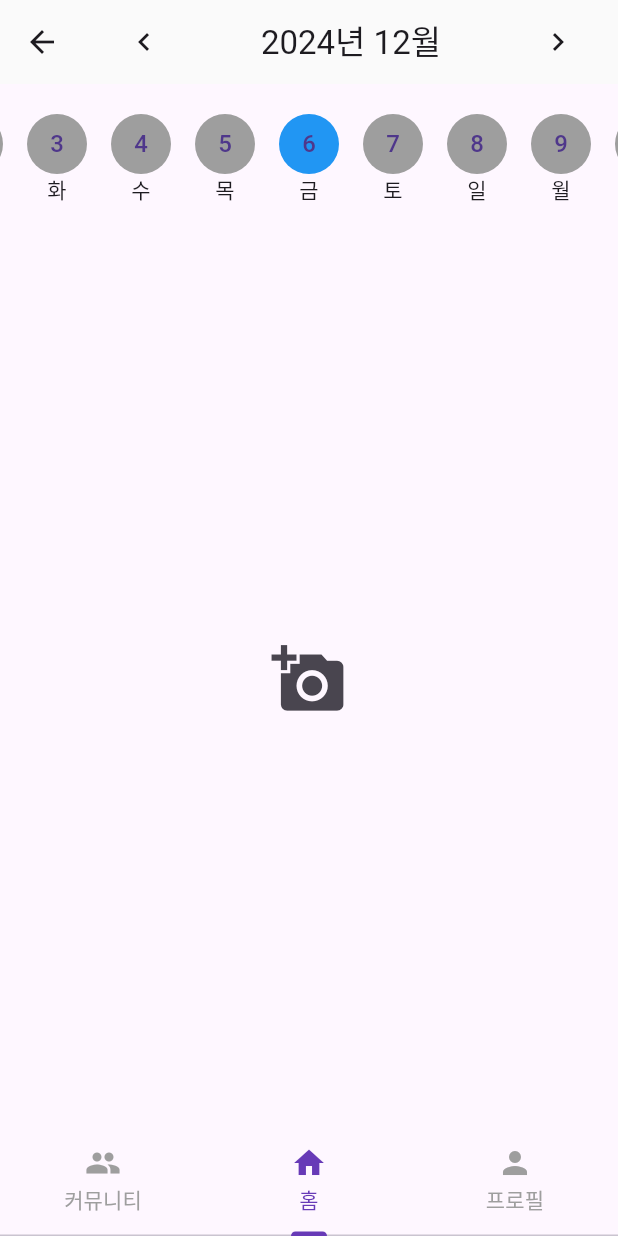
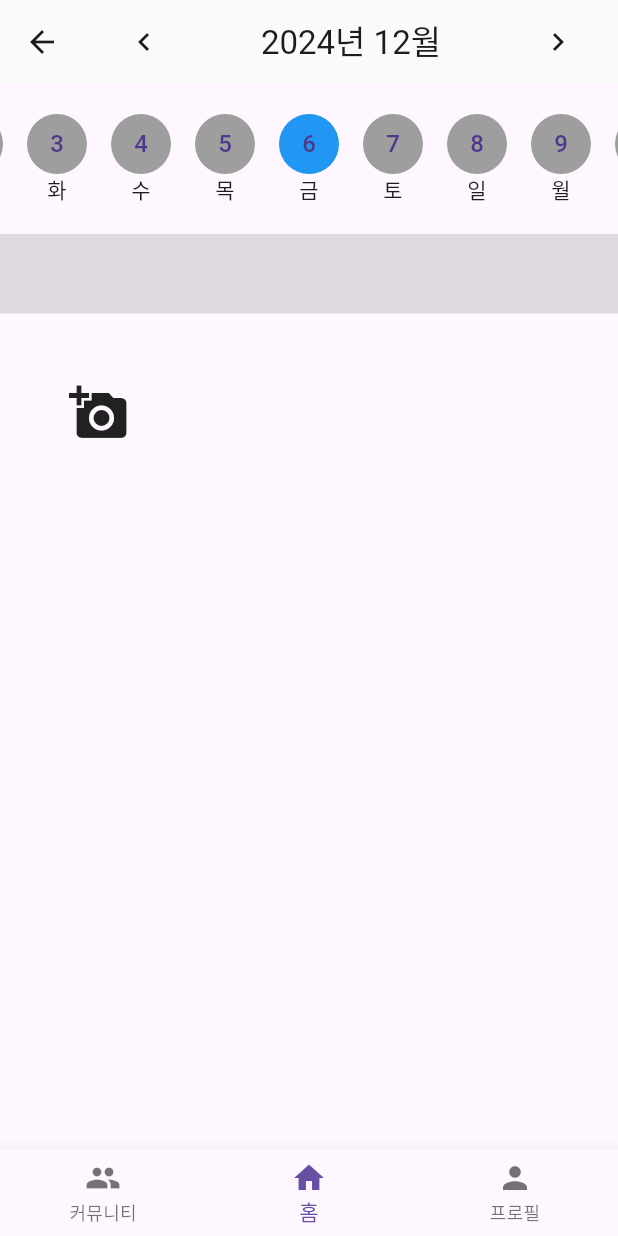
Before and after one commit to uchunc/routinecareproject, a Flutter app: the screen it shows after launch, after a tap on "로그인", on a phone screen of 412 x 824 dp. Run offline on Flutter 3.47's test engine with Material 3 defaults, Android fonts, the phone set to English and light mode, and no system bars; our stand-ins replace cloud_firestore, firebase_auth, firebase_core, firebase_storage, google_sign_in, image_picker; accounts and stored records are empty.

Commit message:
first commit

```diff
--- a/lib/screens/main_page.dart
+++ b/lib/screens/main_page.dart
@@ -1,4 +1,5 @@
 import 'package:flutter/material.dart';
+import 'package:image_picker/image_picker.dart'; // 이미지 선택을 위한 패키지
 import '../widgets/calendar.dart';
 import '../widgets/journal_entry.dart';
 import 'community_page.dart'; // 커뮤니티 페이지
@@ -11,8 +12,7 @@ class MainPage extends StatefulWidget {
   _MainPageState createState() => _MainPageState();
 }
 
-class _MainPageState extends State<MainPage>
-    with SingleTickerProviderStateMixin {
+class _MainPageState extends State<MainPage> with SingleTickerProviderStateMixin {
   DateTime selectedDate = DateTime.now();
   Map<String, List<String>> journalEntries = {}; // 날짜별 일지 저장
   late TabController controller;
@@ -20,6 +20,7 @@ class _MainPageState extends State<MainPage>
   String formatDate(DateTime date) {
     return "${date.year}-${date.month}-${date.day}";
   }
+
 
   @override
   void initState() {
@@ -82,11 +83,15 @@ class _MainPageState extends State<MainPage>
   Widget build(BuildContext context) {
     return Scaffold(
       appBar: buildAppBar(),
-      body: TabBarView(
+      body: Column(
+        children: [
+          // TabBarView는 Column 내에 배치
+          Expanded(
+            child: TabBarView(
               controller: controller,
               children: [
                 // Tab 1: 커뮤니티
-          CommunityApp(), // 커뮤니티 페이지 불러오기
+                CommunityApp(),
                 // Tab 2: 홈
                 Center(
                   child: Column(
@@ -100,14 +105,25 @@ class _MainPageState extends State<MainPage>
                         },
                         journalEntries: journalEntries,
                       ),
+                      // 바를 Calendar 아래로 배치
+                      Container(
+                        width: double.infinity,
+                        height: 53,
+                        color: Colors.black12, // 바의 배경색
+                        child: Align(
+                          alignment: Alignment.centerRight,
+                          child: Padding(
+                            padding: const EdgeInsets.only(right: 15),
+                          ),
+                        ),
+                      ),
                       Expanded(
                         child: JournalViewer(
                           selectedDate: selectedDate,
                           journalEntries: journalEntries,
-                    onEntryChanged: (updatedEntries) {
+                          onEntryChanged: (updatedJournalEntries) {
                             setState(() {
-                        journalEntries[formatDate(selectedDate)] =
-                            updatedEntries;
+                              journalEntries = updatedJournalEntries; // 전체 데이터 업데이트
                             });
                           },
                         ),
@@ -115,22 +131,36 @@ class _MainPageState extends State<MainPage>
                     ],
                   ),
                 ),
-
                 // Tab 3: 프로필
-          ProfileApp(), // 프로필 페이지 불러오기
+                ProfileApp(),
               ],
             ),
-      bottomNavigationBar: TabBar(
-        controller: controller,
-        tabs: const <Tab>[
-          Tab(icon: Icon(Icons.group), text: '커뮤니티'),
-          Tab(icon: Icon(Icons.home), text: '홈'),
-          Tab(icon: Icon(Icons.person), text: '프로필'),
+          ),
         ],
-        labelColor: Colors.deepPurple,
-        unselectedLabelColor: Colors.grey,
-        indicatorColor: Colors.deepPurple,
+      ),
+      bottomNavigationBar: BottomNavigationBar(
+        currentIndex: controller.index,
+        onTap: (index) {
+          setState(() {
+            controller.index = index;
+          });
+        },
+        items: const [
+          BottomNavigationBarItem(
+            icon: Icon(Icons.group),
+            label: '커뮤니티',
+          ),
+          BottomNavigationBarItem(
+            icon: Icon(Icons.home),
+            label: '홈',
+          ),
+          BottomNavigationBarItem(
+            icon: Icon(Icons.person),
+            label: '프로필',
+          ),
+        ],
       ),
     );
   }
+
 }
--- a/lib/widgets/journal_entry.dart
+++ b/lib/widgets/journal_entry.dart
@@ -1,11 +1,12 @@
 import 'package:flutter/material.dart';
 import 'package:image_picker/image_picker.dart';
 import 'dart:io';
+import 'dart:ui';
 
 class JournalViewer extends StatefulWidget {
   final DateTime selectedDate;
   final Map<String, List<String>> journalEntries;
-  final ValueChanged<List<String>> onEntryChanged;
+  final ValueChanged<Map<String, List<String>>> onEntryChanged;
 
   const JournalViewer({
     super.key,
@@ -18,152 +19,214 @@ class JournalViewer extends StatefulWidget {
   _JournalViewerState createState() => _JournalViewerState();
 }
 
-class _JournalViewerState extends State<JournalViewer> {
-  late List<String> currentEntries;
-  late List<String?> imagePaths; // 이미지 경로를 null로 초기화
-  late List<TextEditingController> controllers; // 텍스트 컨트롤러 추가
+class _JournalViewerState extends State<JournalViewer> with SingleTickerProviderStateMixin {
+  late List<MapEntry<String, String>> allEntries; // 날짜와 이미지 경로를 함께 저장
   final ImagePicker _picker = ImagePicker();
+  late AnimationController _controller;
+  late Animation<double> _animation;
+  int? selectedIndex;
 
   @override
   void initState() {
     super.initState();
-    _loadEntries();
+    _loadAllEntries();
+
+    // 애니메이션 초기화
+    _controller = AnimationController(
+      duration: Duration(milliseconds: 300),
+      vsync: this,
+    );
+    _animation = Tween<double>(begin: 0.0, end: 0.3).animate(CurvedAnimation(parent: _controller, curve: Curves.easeInOut));
   }
 
   @override
   void didUpdateWidget(JournalViewer oldWidget) {
     super.didUpdateWidget(oldWidget);
-    if (oldWidget.selectedDate != widget.selectedDate) {
-      _loadEntries();
+    if (oldWidget.journalEntries != widget.journalEntries) {
+      _loadAllEntries();
     }
   }
 
-  String formatDate(DateTime date) {
-    return "${date.year}-${date.month}-${date.day}";
+  // 모든 날짜별 이미지를 로드하여 정렬
+  void _loadAllEntries() {
+    allEntries = [];
+    widget.journalEntries.forEach((date, entries) {
+      for (var imagePath in entries) {
+        allEntries.add(MapEntry(date, imagePath));
+      }
+    });
+
+    // 날짜순 정렬
+    allEntries.sort((a, b) {
+      DateTime dateA = DateTime.parse(a.key);
+      DateTime dateB = DateTime.parse(b.key);
+      return dateA.compareTo(dateB);
+    });
+
+    setState(() {});
   }
 
-  void _loadEntries() {
-    String dateKey = formatDate(widget.selectedDate);
-    setState(() {
-      currentEntries = widget.journalEntries[dateKey] ?? [];
-      imagePaths = List.generate(
-          currentEntries.length, (index) => null); // 각 일지에 대해 이미지 경로를 null로 초기화
-      controllers = List.generate(
-          currentEntries.length,
-          (index) => TextEditingController(
-              text: currentEntries[index])); // 텍스트 컨트롤러 추가
-    });
-  }
-
+  // 이미지를 추가하는 함수
   void addJournalPage() async {
-    int newIndex = currentEntries.length;
-
-    // 이미지 선택 전에 imagePaths와 controllers 리스트에 null을 추가하여 빈 값이 되지 않도록 함
-    setState(() {
-      imagePaths.add(null);
-      controllers.add(TextEditingController());
-    });
-
-    await _pickImage(newIndex); // 이미지 선택 후 추가
-
-    setState(() {
-      currentEntries.add(""); // 빈 일지 텍스트 추가
-      widget.onEntryChanged(currentEntries);
-    });
-  }
-
-  Future<void> _pickImage(int index) async {
-    // 이미지 선택 함수에서 인덱스가 유효한지 확인
-    if (index >= imagePaths.length) {
-      return; // 유효하지 않으면 함수 종료
-    }
-    final XFile? pickedFile =
-        await _picker.pickImage(source: ImageSource.gallery);
+    final XFile? pickedFile = await _picker.pickImage(source: ImageSource.gallery);
 
     if (pickedFile != null) {
       setState(() {
-        imagePaths[index] = pickedFile.path; // 선택된 이미지 경로 저장
+        String dateKey = "${widget.selectedDate.year}-${widget.selectedDate.month}-${widget.selectedDate.day}";
+
+        // 날짜에 맞는 리스트에 이미지 경로 추가
+        widget.journalEntries.putIfAbsent(dateKey, () => []);
+        widget.journalEntries[dateKey]!.add(pickedFile.path);
+
+        widget.onEntryChanged(widget.journalEntries);
+        _loadAllEntries(); // 데이터 재정렬
       });
     }
   }
 
-  void deleteJournalPage(int index) {
+  void _showImageDialog(String imagePath) {
+    TextEditingController textController = TextEditingController(); // 초기화
+
     showDialog(
       context: context,
-      builder: (context) => AlertDialog(
-        title: Text("페이지를 삭제하겠습니까?"),
-        actions: [
-          TextButton(
-            child: Text("취소"),
-            onPressed: () => Navigator.of(context).pop(),
+      barrierDismissible: true,
+      builder: (context) {
+        return Dialog(
+          insetPadding: EdgeInsets.all(10),
+          backgroundColor: Colors.transparent,
+          child: Stack(
+            alignment: Alignment.center,
+            children: [
+              // 블러 처리된 배경
+              BackdropFilter(
+                filter: ImageFilter.blur(sigmaX: 10, sigmaY: 10),
+                child: Container(
+                  color: Colors.black.withOpacity(0.5),
                 ),
-          TextButton(
-            child: Text("삭제"),
+              ),
+              SingleChildScrollView(  // Column을 SingleChildScrollView로 감쌈
+                child: Column(
+                  mainAxisSize: MainAxisSize.min,
+                  children: [
+                    // 이미지 표시
+                    AnimatedBuilder(
+                      animation: _animation,
+                      builder: (context, child) {
+                        return Container(
+                          height: MediaQuery.of(context).size.height * (1 - _animation.value), // 이미지 크기 조정
+                          child: Image.file(
+                            File(imagePath),
+                            fit: BoxFit.contain,
+                            width: MediaQuery.of(context).size.width * 0.8,
+                          ),
+                        );
+                      },
+                    ),
+                    // 텍스트 입력 컨테이너 (이미지 밑에 배치)
+                    Container(
+                      margin: const EdgeInsets.only(top: 20),
+                      padding: const EdgeInsets.all(15),
+                      decoration: BoxDecoration(
+                        color: Colors.white,
+                        borderRadius: BorderRadius.circular(10),
+                      ),
+                      child: Column(
+                        children: [
+                          TextField(
+                            controller: textController, // 항상 초기화된 controller 사용
+                            decoration: InputDecoration(
+                              labelText: "Enter your notes",
+                              border: OutlineInputBorder(),
+                            ),
+                            maxLines: 3,
+                            onTap: () {
+                              _controller.forward(); // 텍스트 필드가 활성화되면 애니메이션 실행
+                            },
+                          ),
+                          SizedBox(height: 10),
+                          ElevatedButton(
                             onPressed: () {
-              setState(() {
-                currentEntries.removeAt(index);
-                imagePaths.removeAt(index); // 해당 일지의 이미지도 삭제
-                controllers.removeAt(index); // 텍스트 컨트롤러도 삭제
-                widget.onEntryChanged(currentEntries);
-              });
+                              // 저장 로직 추가 가능
                               Navigator.of(context).pop();
                             },
+                            child: Text("Save"),
+                          ),
+                        ],
+                      ),
+                    ),
+                    // 닫기 버튼
+                    ElevatedButton(
+                      onPressed: () {
+                        Navigator.of(context).pop();
+                      },
+                      child: Text("Close"),
+                    ),
+                  ],
+                ),
               ),
             ],
           ),
         );
+      },
+    );
   }
+
+
+
 
   @override
   Widget build(BuildContext context) {
-    return PageView.builder(
-      itemCount: currentEntries.length + 1, // +1 to include the Add Page button
+    return GridView.builder(
+      gridDelegate: SliverGridDelegateWithFixedCrossAxisCount(
+        crossAxisCount: 3,
+        crossAxisSpacing: 8.0,
+        mainAxisSpacing: 8.0,
+      ),
+      itemCount: allEntries.length + 1, // 이미지 + 추가 버튼
       itemBuilder: (context, index) {
-        if (index == currentEntries.length) {
-          return Center(
-            child: IconButton(
-              icon: Icon(Icons.add_a_photo, size: 50),
-              onPressed: addJournalPage,
-            ),
+        if (index == allEntries.length) {
+          return GestureDetector(
+            onTap: addJournalPage,
+            child: Icon(Icons.add_a_photo, size: 40),
           );
-        } else {
-          return Padding(
-            padding: const EdgeInsets.all(16),
-            child: Column(
+        }
+
+        final entry = allEntries[index];
+        final date = entry.key; // 날짜
+        final imagePath = entry.value; // 이미지 경로
+
+        return GestureDetector(
+          onDoubleTap: () => _showImageDialog(imagePath),
+          child: Stack(
             children: [
-                if (imagePaths[index] != null && imagePaths[index]!.isNotEmpty)
-                  Image.file(
-                    File(imagePaths[index]!),
-                    height: 200,
-                    width: double.infinity,
+              Positioned.fill(
+                child: Image.file(
+                  File(imagePath),
                   fit: BoxFit.cover,
                 ),
-                SizedBox(height: 16),
-                Expanded(
-                  child: TextField(
-                    controller: controllers[index],
-                    onChanged: (value) {
-                      setState(() {
-                        currentEntries[index] = value;
-                        widget.onEntryChanged(currentEntries);
-                      });
-                    },
-                    maxLines: 10,
-                    decoration: InputDecoration(
-                      border: const OutlineInputBorder(),
-                      labelText: '일지 ${index + 1}',
+              ),
+              Positioned(
+                top: 5,
+                left: 5,
+                child: Container(
+                  padding: EdgeInsets.symmetric(horizontal: 8, vertical: 4),
+                  decoration: BoxDecoration(
+                    color: Colors.black.withOpacity(0.6), // 날짜 표시 배경
+                    borderRadius: BorderRadius.circular(5),
+                  ),
+                  child: Text(
+                    date,
+                    style: TextStyle(
+                      color: Colors.white,
+                      fontSize: 12,
+                      fontWeight: FontWeight.bold,
                     ),
                   ),
                 ),
-                const SizedBox(height: 16),
-                ElevatedButton(
-                  onPressed: () => deleteJournalPage(index),
-                  child: const Text("페이지 삭제"),
               ),
             ],
           ),
         );
-        }
       },
     );
   }
```
Also changed, not shown: 1 other file. Lines whose indentation alone changed are shown as unchanged.
